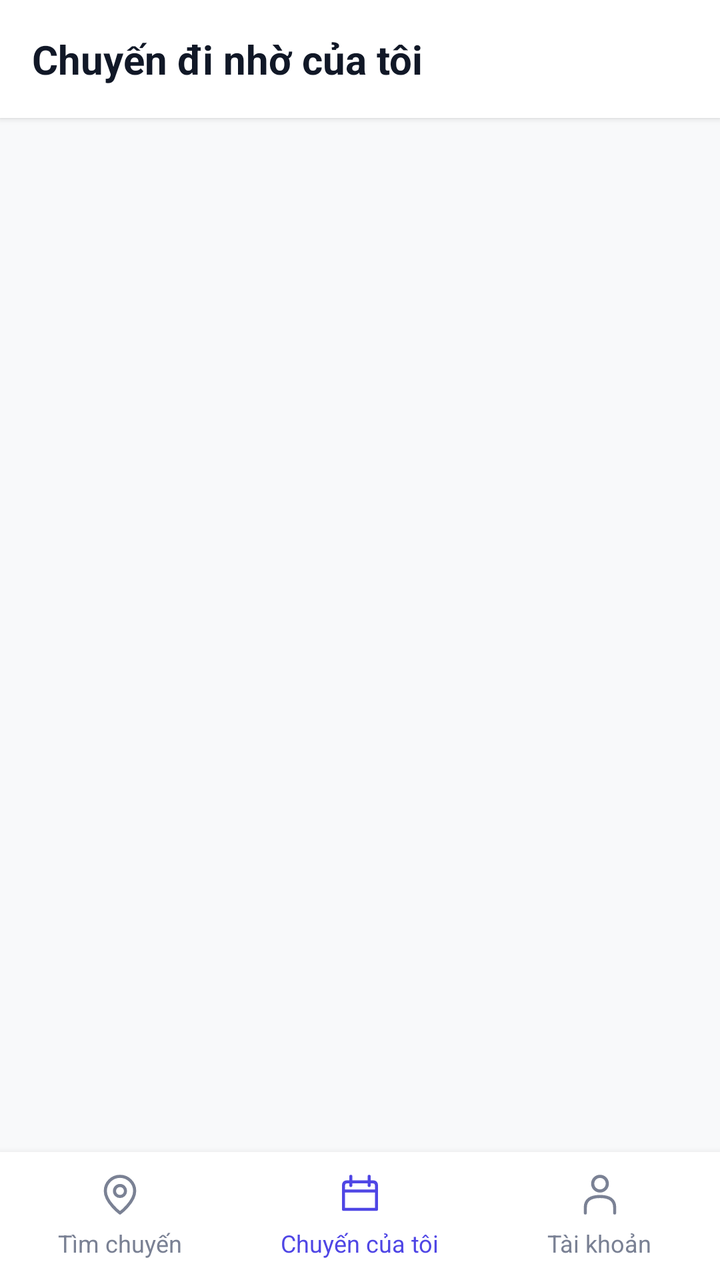
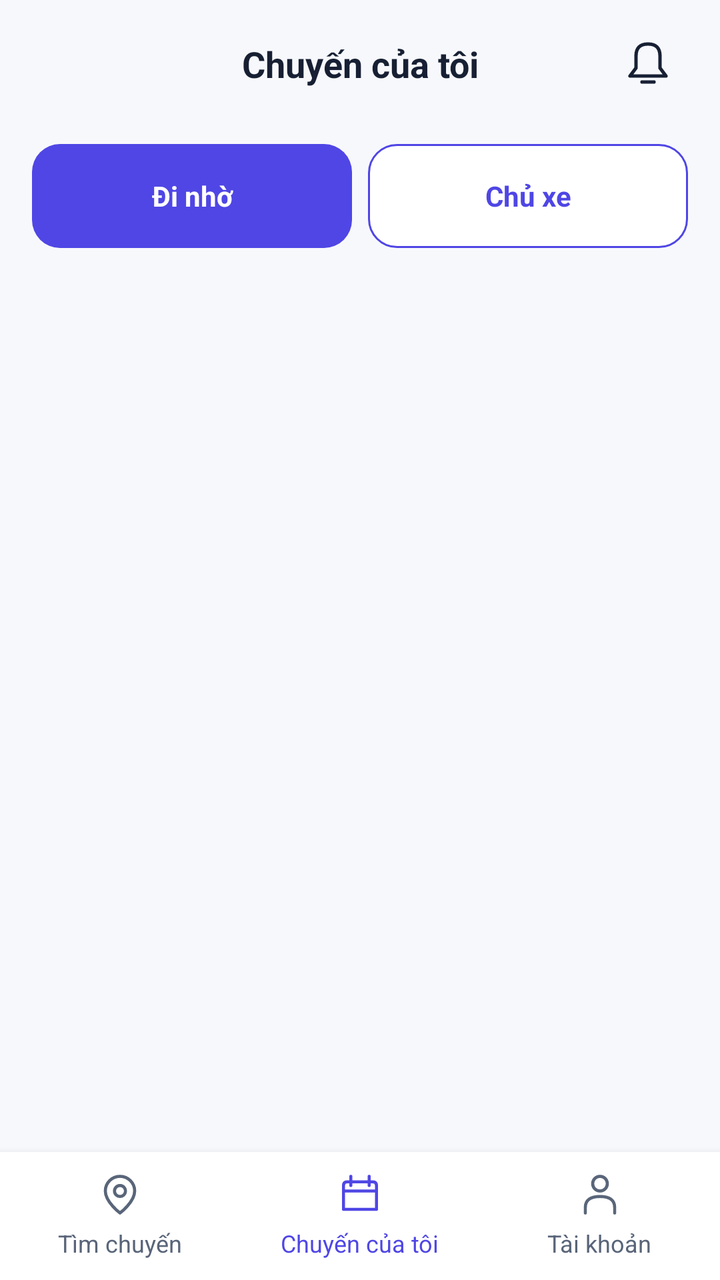

Screens rendered from an Android XML layout before and after an edit, with the pre-edit source and the edit as a unified diff.
<!-- AndroidManifest.xml: application theme Theme.GrabShare -->
<!-- res/layout/screen_my_trips.xml -->
<?xml version="1.0" encoding="utf-8"?>
<LinearLayout xmlns:android="http://schemas.android.com/apk/res/android"
    android:layout_width="match_parent"
    android:layout_height="match_parent"
    android:orientation="vertical"
    android:background="#F8F9FA">

    <TextView
        android:id="@+id/tv_title"
        android:layout_width="match_parent"
        android:layout_height="wrap_content"
        android:padding="16dp"
        android:text="Chuyến đi nhờ của tôi"
        android:textSize="20sp"
        android:textStyle="bold"
        android:textColor="#111827"
        android:background="#FFFFFF"
        android:elevation="2dp" />

    <FrameLayout
        android:layout_width="match_parent"
        android:layout_height="0dp"
        android:layout_weight="1">

        <androidx.recyclerview.widget.RecyclerView
            android:id="@+id/recycler_my_trips"
            android:layout_width="match_parent"
            android:layout_height="match_parent"
            android:clipToPadding="false"
            android:padding="8dp" />

        <ProgressBar
            android:id="@+id/progress_bar"
            android:layout_width="wrap_content"
            android:layout_height="wrap_content"
            android:layout_gravity="center"
            android:visibility="gone" />

        <TextView
            android:id="@+id/tv_empty_state"
            android:layout_width="wrap_content"
            android:layout_height="wrap_content"
            android:layout_gravity="center"
            android:text="Bạn chưa có chuyến đi nhờ nào"
            android:textColor="#6B7280"
            android:textSize="16sp"
            android:visibility="gone" />

        <LinearLayout
            android:id="@+id/layout_error"
            android:layout_width="wrap_content"
            android:layout_height="wrap_content"
            android:layout_gravity="center"
            android:orientation="vertical"
            android:gravity="center"
            android:visibility="gone">

            <TextView
                android:layout_width="wrap_content"
                android:layout_height="wrap_content"
                android:text="Không thể tải dữ liệu. Vui lòng thử lại."
                android:textColor="#EF4444"
                android:textSize="15sp"
                android:layout_marginBottom="12dp" />

            <Button
                android:id="@+id/btn_retry"
                android:layout_width="wrap_content"
                android:layout_height="wrap_content"
                android:text="Thử lại" />
        </LinearLayout>

    </FrameLayout>

    <LinearLayout
        android:id="@+id/bottom_nav"
        android:layout_width="match_parent"
        android:layout_height="wrap_content"
        android:orientation="horizontal"
        android:background="@color/white"
        android:elevation="6dp">

        <LinearLayout
            android:id="@+id/nav_home"
            android:layout_width="0dp"
            android:layout_height="64dp"
            android:layout_weight="1"
            android:orientation="vertical"
            android:gravity="center"
            android:clickable="true"
            android:focusable="true"
            android:foreground="?attr/selectableItemBackground">

            <ImageView
                android:layout_width="22dp"
                android:layout_height="22dp"
                android:src="@drawable/ic_pin"
                android:tint="@color/muted"
                android:importantForAccessibility="no" />

            <TextView
                style="@style/Caption"
                android:text="Tìm chuyến"
                android:textColor="@color/muted"
                android:layout_marginTop="5dp"
                android:layout_marginBottom="0dp" />
        </LinearLayout>

        <LinearLayout
            android:id="@+id/nav_trips"
            android:layout_width="0dp"
            android:layout_height="64dp"
            android:layout_weight="1"
            android:orientation="vertical"
            android:gravity="center"
            android:importantForAccessibility="yes"
            android:contentDescription="Chuyến của tôi, đang chọn">

            <ImageView
                android:layout_width="22dp"
                android:layout_height="22dp"
                android:src="@drawable/ic_calendar"
                android:tint="@color/primary"
                android:importantForAccessibility="no" />

            <TextView
                style="@style/Caption"
                android:text="Chuyến của tôi"
                android:textColor="@color/primary"
                android:layout_marginTop="5dp"
                android:layout_marginBottom="0dp" />
        </LinearLayout>

        <LinearLayout
            android:id="@+id/nav_account"
            android:layout_width="0dp"
            android:layout_height="64dp"
            android:layout_weight="1"
            android:orientation="vertical"
            android:gravity="center"
            android:clickable="true"
            android:focusable="true"
            android:foreground="?attr/selectableItemBackground">

            <ImageView
                android:layout_width="22dp"
                android:layout_height="22dp"
                android:src="@drawable/ic_user"
                android:tint="@color/muted"
                android:importantForAccessibility="no" />

            <TextView
                style="@style/Caption"
                android:text="Tài khoản"
                android:textColor="@color/muted"
                android:layout_marginTop="5dp"
                android:layout_marginBottom="0dp" />
        </LinearLayout>
    </LinearLayout>
</LinearLayout>
<!-- resources referenced by this layout -->
<resources>
  <color name="muted">#7A8194</color>
  <!-- unchanged entries left out for length: 12 -->
</resources>

<!-- the commit's change to res/layout/screen_my_trips.xml (unified diff, before → after) -->
@@ -3,19 +3,52 @@
     android:layout_width="match_parent"
     android:layout_height="match_parent"
     android:orientation="vertical"
-    android:background="#F8F9FA">
+    android:background="@color/background">
 
+    <FrameLayout
+        android:layout_width="match_parent"
+        android:layout_height="64dp"
+        android:paddingHorizontal="12dp">
     <TextView
         android:id="@+id/tv_title"
         android:layout_width="match_parent"
         android:layout_height="wrap_content"
-        android:padding="16dp"
-        android:text="Chuyến đi nhờ của tôi"
-        android:textSize="20sp"
+        android:layout_gravity="center"
+        android:gravity="center"
+        android:layout_marginHorizontal="52dp"
+        android:text="Chuyến của tôi"
+        android:textSize="18sp"
         android:textStyle="bold"
-        android:textColor="#111827"
-        android:background="#FFFFFF"
-        android:elevation="2dp" />
+        android:textColor="@color/ink" />
+        <ImageButton
+            android:id="@+id/header_action"
+            style="@style/IconButton"
+            android:layout_gravity="center_vertical|end"
+            android:src="@drawable/ic_bell"
+            android:contentDescription="Thông báo" />
+    </FrameLayout>
+
+    <LinearLayout
+        android:layout_width="match_parent"
+        android:layout_height="wrap_content"
+        android:orientation="horizontal"
+        android:paddingHorizontal="16dp"
+        android:paddingBottom="12dp">
+        <androidx.appcompat.widget.AppCompatButton
+            android:id="@+id/role_passenger"
+            style="@style/ButtonPrimary"
+            android:layout_width="0dp"
+            android:layout_weight="1"
+            android:layout_marginEnd="4dp"
+            android:text="Đi nhờ" />
+        <androidx.appcompat.widget.AppCompatButton
+            android:id="@+id/role_driver"
+            style="@style/ButtonSecondary"
+            android:layout_width="0dp"
+            android:layout_weight="1"
+            android:layout_marginStart="4dp"
+            android:text="Chủ xe" />
+    </LinearLayout>
 
     <FrameLayout
         android:layout_width="match_parent"
<!-- resource entries referenced after the edit -->
@@ -1,6 +1,101 @@
 <!-- resources referenced by this layout -->
 <resources>
-  <color name="muted">#7A8194</color>
+  <color name="muted">#596579</color>
+  <!-- drawable ic_bell (drawable) -->
+  <?xml version="1.0" encoding="utf-8"?>
+  <vector xmlns:android="http://schemas.android.com/apk/res/android" android:width="24dp" android:height="24dp" android:viewportWidth="24" android:viewportHeight="24">
+      <path android:strokeColor="@color/primary" android:strokeWidth="1.7" android:strokeLineCap="round" android:strokeLineJoin="round" android:fillColor="@android:color/transparent" android:pathData="M18,8Q18,2 12,2Q6,2 6,8V14L3,18H21L18,14Z M9,21H15" />
+  </vector>
+  <style name="ButtonPrimary" parent="Widget.AppCompat.Button">
+          <item name="android:layout_width">match_parent</item>
+          <item name="android:layout_height">wrap_content</item>
+          <item name="android:textAllCaps">false</item>
+          <item name="android:textSize">14sp</item>
+          <item name="android:textStyle">bold</item>
+          <item name="android:textColor">@color/button_primary_text</item>
+          <item name="android:background">@drawable/bg_button</item>
+          <item name="backgroundTint">@null</item>
+          <item name="android:stateListAnimator">@null</item>
+          <item name="android:minWidth">0dp</item>
+          <item name="android:minHeight">52dp</item>
+          <item name="android:layout_marginTop">8dp</item>
+          <item name="android:paddingHorizontal">12dp</item>
+          <item name="android:paddingVertical">12dp</item>
+      </style>
+  <style name="ButtonSecondary" parent="ButtonPrimary">
+          <item name="android:textColor">@color/button_secondary_text</item>
+          <item name="android:background">@drawable/bg_button_outline</item>
+      </style>
+  <style name="IconButton">
+          <item name="android:layout_width">48dp</item>
+          <item name="android:layout_height">48dp</item>
+          <item name="android:minWidth">48dp</item>
+          <item name="android:minHeight">48dp</item>
+          <item name="android:padding">12dp</item>
+          <item name="android:background">@drawable/bg_icon_button</item>
+          <item name="android:tint">@color/ink</item>
+      </style>
+  <!-- drawable bg_button (drawable) -->
+  <?xml version="1.0" encoding="utf-8"?>
+  <selector xmlns:android="http://schemas.android.com/apk/res/android">
+      <item android:state_enabled="false">
+          <shape>
+              <solid android:color="@color/disabled_background" />
+              <corners android:radius="14dp" />
+          </shape>
+      </item>
+      <item android:state_pressed="true">
+          <shape>
+              <solid android:color="@color/primary_dark" />
+              <corners android:radius="14dp" />
+          </shape>
+      </item>
+      <item>
+          <shape>
+              <solid android:color="@color/primary" />
+              <corners android:radius="14dp" />
+          </shape>
+      </item>
+  </selector>
+  <!-- drawable bg_button_outline (drawable) -->
+  <?xml version="1.0" encoding="utf-8"?>
+  <selector xmlns:android="http://schemas.android.com/apk/res/android">
+      <item android:state_enabled="false">
+          <shape>
+              <solid android:color="@color/disabled_background" />
+              <corners android:radius="14dp" />
+              <stroke android:width="1dp" android:color="@color/border" />
+          </shape>
+      </item>
+      <item android:state_pressed="true">
+          <shape>
+              <solid android:color="@color/lavender" />
+              <corners android:radius="14dp" />
+              <stroke android:width="1dp" android:color="@color/primary" />
+          </shape>
+      </item>
+      <item>
+          <shape>
+              <solid android:color="@color/white" />
+              <corners android:radius="14dp" />
+              <stroke android:width="1dp" android:color="@color/primary" />
+          </shape>
+      </item>
+  </selector>
+  <!-- drawable bg_icon_button (drawable) -->
+  <?xml version="1.0" encoding="utf-8"?>
+  <ripple xmlns:android="http://schemas.android.com/apk/res/android" android:color="@color/lavender">
+      <item>
+          <shape>
+              <solid android:color="@android:color/transparent" />
+              <corners android:radius="100dp" />
+          </shape>
+      </item>
+  </ripple>
+  <color name="disabled_background">#E5E8F0</color>
+  <color name="primary_dark">#3730A3</color>
+  <color name="border">#E5E8F0</color>
+  <color name="lavender">#EEF0FF</color>
   <!-- unchanged entries left out for length: 12 -->
 </resources>
 
